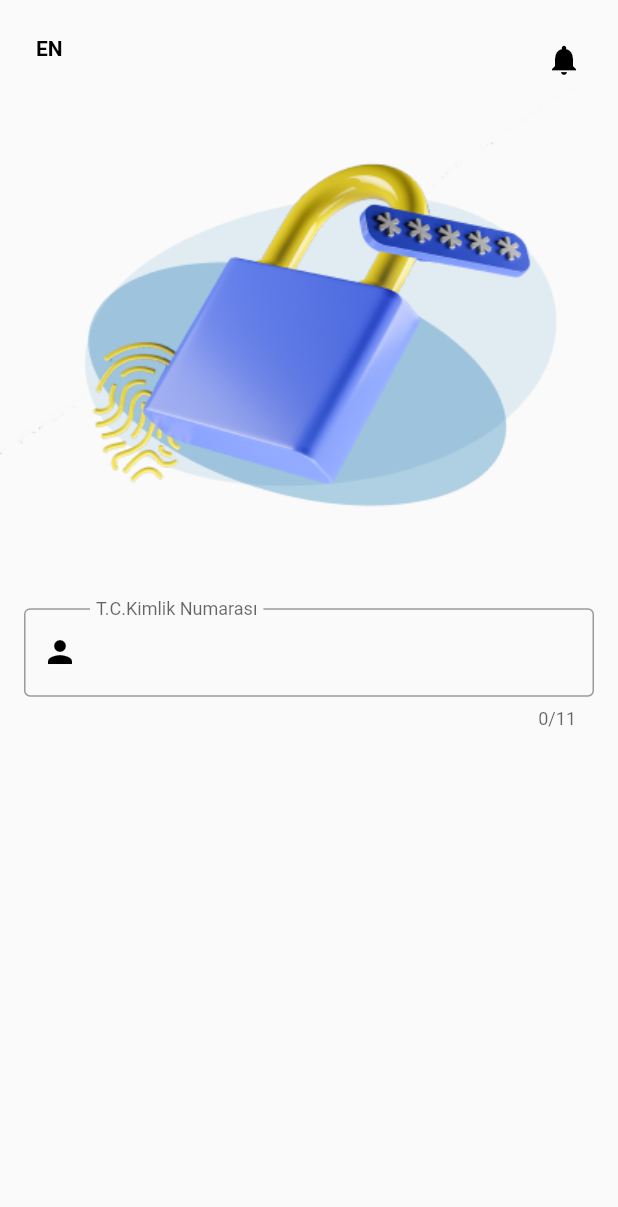
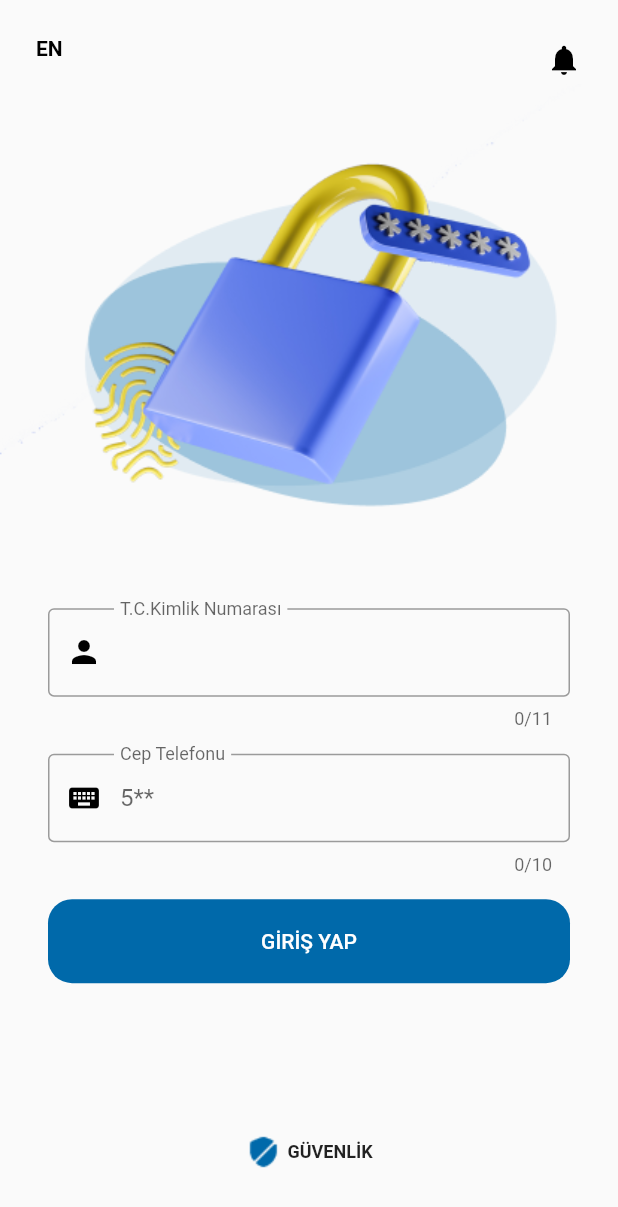
Before and after one commit to amorphie/flutter.template, a Flutter app: the screen it shows after launch, on a phone screen of 412 x 824 dp. Shown: the top 1207 px of the screen. Run offline on Flutter 3.47's test engine with Material 2 defaults, Android fonts, the phone set to English and light mode, and no system bars; our stand-ins replace bloc, equatable, flutter_bloc, get_it, go_router, injectable and 1 more.

Commit message:
Add phone number input view and login button
Also add security icon widget to the bottom of the page

```diff
--- /dev/null
+++ b/lib/core/reusable_widgets/security_icon_widget/security_icon_widget.dart
@@ -0,0 +1,28 @@
+import 'package:burgan_poc/core/localization/localizable_text.dart';
+import 'package:burgan_poc/core/util/assets.dart';
+import 'package:burgan_poc/core/util/extensions/widget_extensions.dart';
+import 'package:flutter/material.dart';
+
+class SecurityIconWidget extends StatelessWidget {
+  const SecurityIconWidget({
+    super.key,
+  });
+
+  @override
+  Widget build(BuildContext context) {
+    return Row(
+      mainAxisAlignment: MainAxisAlignment.center,
+      children: [
+        SizedBox(
+          width: 24,
+          height: 24,
+          child: Image.asset(Assets.icSecurity.path),
+        ),
+        Text(
+          const LocalizableText(tr: "GÜVENLİK", en: "SECURITY").localize(context),
+          style: const TextStyle(fontWeight: FontWeight.bold, fontSize: 12),
+        ).padding(left: 4)
+      ],
+    );
+  }
+}
--- /dev/null
+++ b/lib/core/util/assets.dart
@@ -0,0 +1,14 @@
+const _basePath = "assets/images/";
+const _extensionPng = ".png";
+
+enum Assets {
+  icSecurity("ic_security", _extensionPng),
+  loginLock("login_lock", _extensionPng);
+
+  final String _path;
+  final String _extension;
+
+  const Assets(this._path, this._extension);
+
+  String get path => _basePath + _path + _extension;
+}
--- a/lib/features/login/login_page.dart
+++ b/lib/features/login/login_page.dart
@@ -1,4 +1,8 @@
+import 'package:burgan_poc/core/localization/localizable_text.dart';
+import 'package:burgan_poc/core/reusable_widgets/brg_button/brg_button.dart';
 import 'package:burgan_poc/core/reusable_widgets/brg_text_form_field/brg_text_form_field.dart';
+import 'package:burgan_poc/core/reusable_widgets/security_icon_widget/security_icon_widget.dart';
+import 'package:burgan_poc/core/util/assets.dart';
 import 'package:burgan_poc/core/util/extensions/widget_extensions.dart';
 import 'package:flutter/material.dart';
 
@@ -11,16 +15,21 @@ class LoginPage extends StatefulWidget {
 
 class _LoginPageState extends State<LoginPage> {
   late TextEditingController textControllerTckn;
+  late TextEditingController textControllerPhoneNumber;
+
+  final appBarHeight = 100;
 
   @override
   void initState() {
     super.initState();
     textControllerTckn = TextEditingController(text: null); // Pass locally saved TCKN from storage if exist
+    textControllerPhoneNumber = TextEditingController(text: null);
   }
 
   @override
   void dispose() {
     textControllerTckn.dispose();
+    textControllerPhoneNumber.dispose();
     super.dispose();
   }
 
@@ -28,15 +37,33 @@ class _LoginPageState extends State<LoginPage> {
   Widget build(BuildContext context) {
     return Scaffold(
       appBar: _buildAppBar(),
-      body: Column(
+      body: SingleChildScrollView(
+        physics: const BouncingScrollPhysics(),
+        child: SizedBox(
+          height: MediaQuery.of(context).size.height - appBarHeight,
+          child: Column(
             crossAxisAlignment: CrossAxisAlignment.stretch,
             children: [
-          Center(child: Image.asset('assets/images/login_lock.png')),
+              Center(child: Image.asset(Assets.loginLock.path)),
               BrgTextFormField.tckn(
                 context: context,
                 controller: textControllerTckn,
-          ).padding(left: 16, right: 16, top: 32, bottom: 8),
+              ).padding(left: 32, right: 32, top: 32, bottom: 8),
+              BrgTextFormField.phoneNumber(
+                context: context,
+                controller: textControllerPhoneNumber,
+              ).padding(left: 32, right: 32, top: 8, bottom: 16),
+              BrgButton(
+                text: const LocalizableText(tr: "GİRİŞ YAP", en: "LOGIN").localize(context),
+                onPressed: () {
+                  // TODO: Validate and start login/register flow
+                },
+              ).padding(left: 32, right: 32, bottom: 16),
+              const Spacer(),
+              const SecurityIconWidget(),
             ],
+          ),
+        ),
       ),
     );
   }
```
Also changed, not shown: assets/images/ic_security.png (added). Lines whose indentation alone changed are shown as unchanged.
